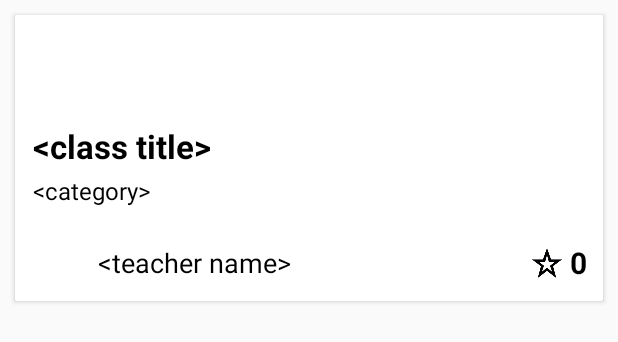
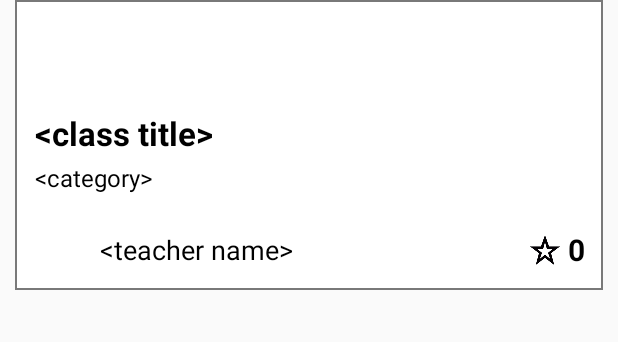
Before and after one commit to maxamillion32/firehub, an Android app: the layout item_course.xml on its own in the app's theme, with its tools: preview values and no code run, on a phone screen of 412 x 824 dp. Shown: the top 342 px of the screen. Run offline under Robolectric (Android 15) with nearby library versions, the phone set to English and light mode, and no system bars.

Commit message:
layout changes

```diff
--- a/app/src/main/res/layout/item_course.xml
+++ b/app/src/main/res/layout/item_course.xml
@@ -5,13 +5,15 @@
     android:clickable="true"
     android:focusable="true">
 
-    <android.support.v7.widget.CardView
+    <RelativeLayout
         android:layout_width="match_parent"
         android:layout_height="wrap_content"
         android:gravity="center_vertical"
-        android:background="#ffffff"
-        android:padding="2sp"
-        android:layout_margin="10sp">
+        android:background="#797979"
+        android:padding="2px"
+        android:layout_marginLeft="10sp"
+        android:layout_marginRight="10sp"
+        android:layout_marginBottom="10sp">
 
         <LinearLayout
             android:orientation="vertical"
@@ -122,6 +124,6 @@
             </LinearLayout>
         </LinearLayout>
 
-    </android.support.v7.widget.CardView>
+    </RelativeLayout>
 
 </LinearLayout>
```
